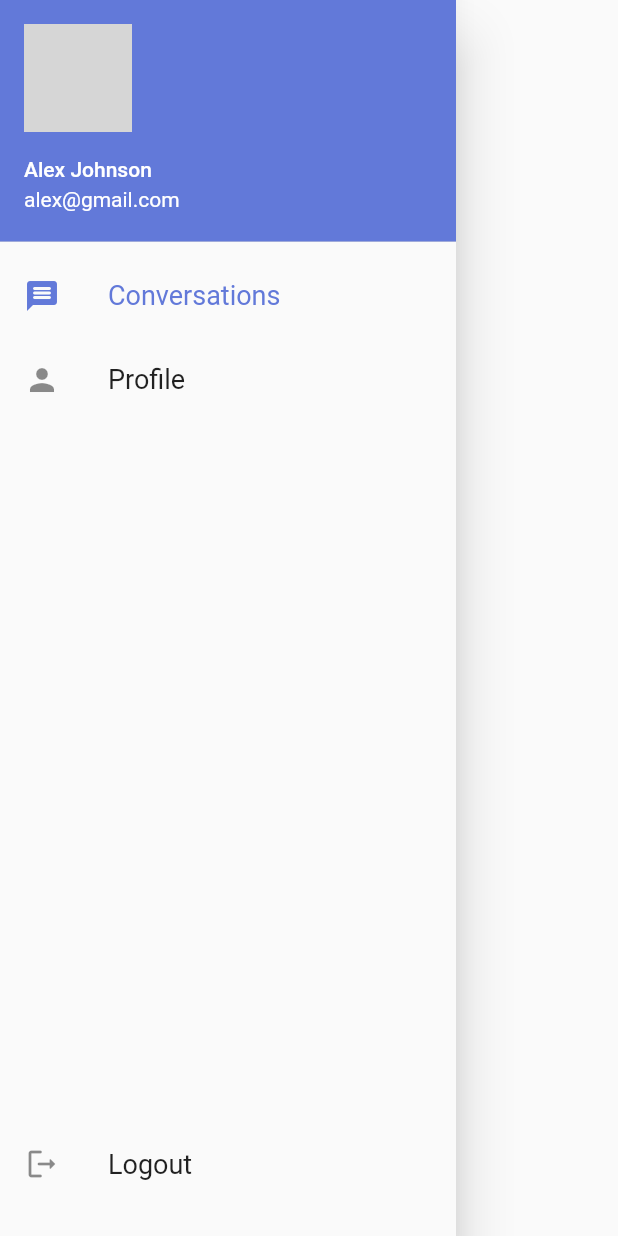
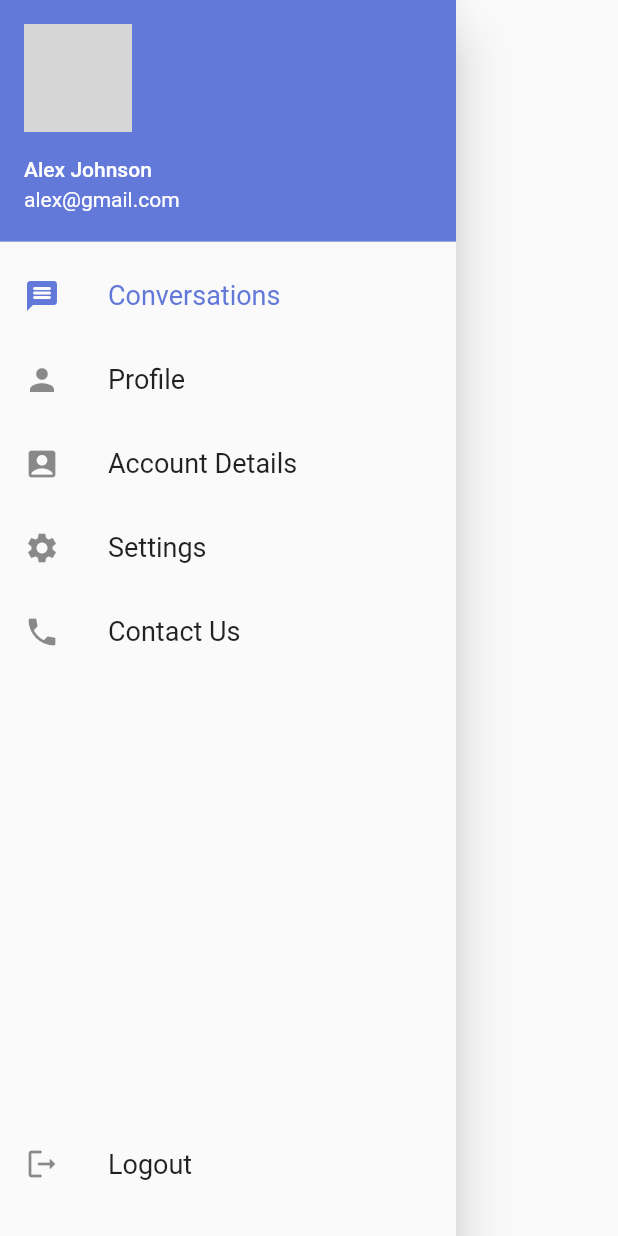
Before and after one commit to Ali-Shan11223/ChatUp, a Flutter app: the MyDrawer widget shown alone on an empty page, opened directly, on a phone screen of 412 x 824 dp. Run offline on Flutter 3.47's test engine with Material 2 defaults, Android fonts, the phone set to English and light mode, and no system bars; our stand-ins replace animated_text_kit, cloud_firestore, firebase_auth, firebase_core, firebase_storage, fluttertoast and 5 more; accounts and stored records are empty; network calls fail; grey boxes are pictures that could not be loaded.

Commit message:
Second Commit

```diff
--- a/lib/widgets/my_drawer.dart
+++ b/lib/widgets/my_drawer.dart
@@ -1,4 +1,7 @@
 import 'package:chat_up/providers/auth_provider.dart';
+import 'package:chat_up/screens/accountdetails_screen.dart';
+import 'package:chat_up/screens/contact_us_screen.dart';
+import 'package:chat_up/screens/settings_screen.dart';
 import 'package:flutter/material.dart';
 import 'package:fluttertoast/fluttertoast.dart';
 import 'package:get/get.dart';
@@ -52,6 +55,36 @@ class MyDrawer extends StatelessWidget {
                     'Profile',
                     style: TextStyle(fontSize: 18),
                   )),
+              ListTile(
+                  onTap: () {
+                    Navigator.pop(context);
+                    Get.to(() => const AccountDetails());
+                  },
+                  leading: const Icon(Icons.account_box_rounded),
+                  title: const Text(
+                    'Account Details',
+                    style: TextStyle(fontSize: 18),
+                  )),
+              ListTile(
+                  onTap: () {
+                    Navigator.pop(context);
+                    Get.to(() => const SettingsScreen());
+                  },
+                  leading: const Icon(Icons.settings),
+                  title: const Text(
+                    'Settings',
+                    style: TextStyle(fontSize: 18),
+                  )),
+              ListTile(
+                  onTap: () {
+                    Navigator.pop(context);
+                    Get.to(() => const ContactUsScreen());
+                  },
+                  leading: const Icon(Icons.phone),
+                  title: const Text(
+                    'Contact Us',
+                    style: TextStyle(fontSize: 18),
+                  )),
             ],
           ),
           const Spacer(),
```
Also changed, not shown: lib/screens/profile_screen.dart (+0 -54 lines).
